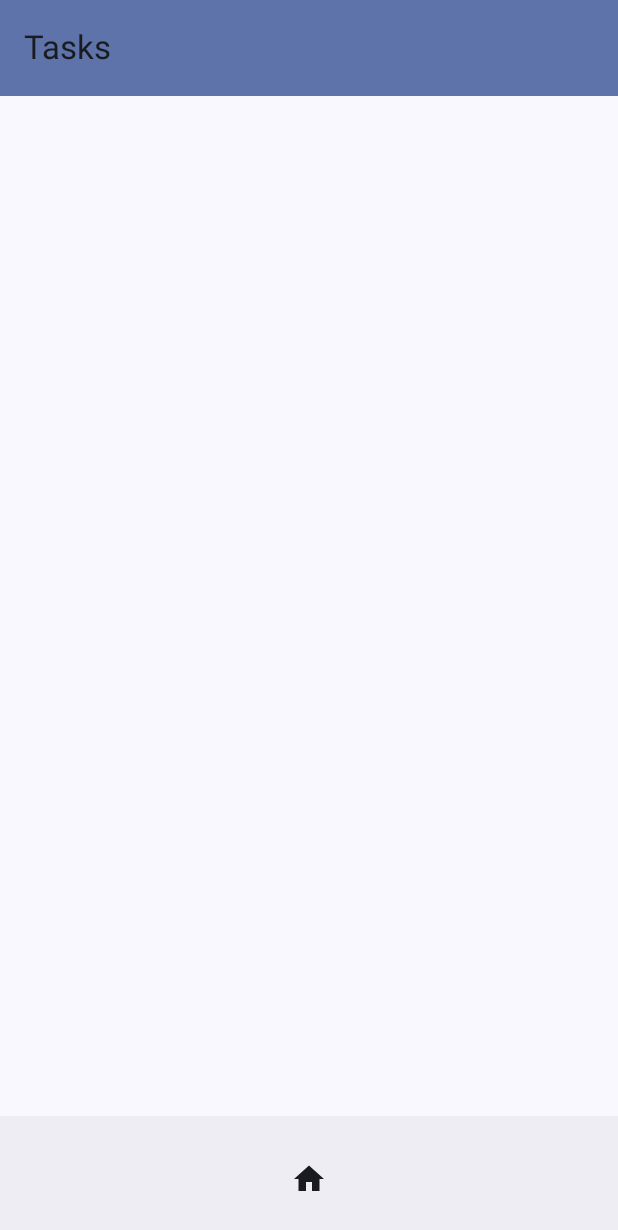
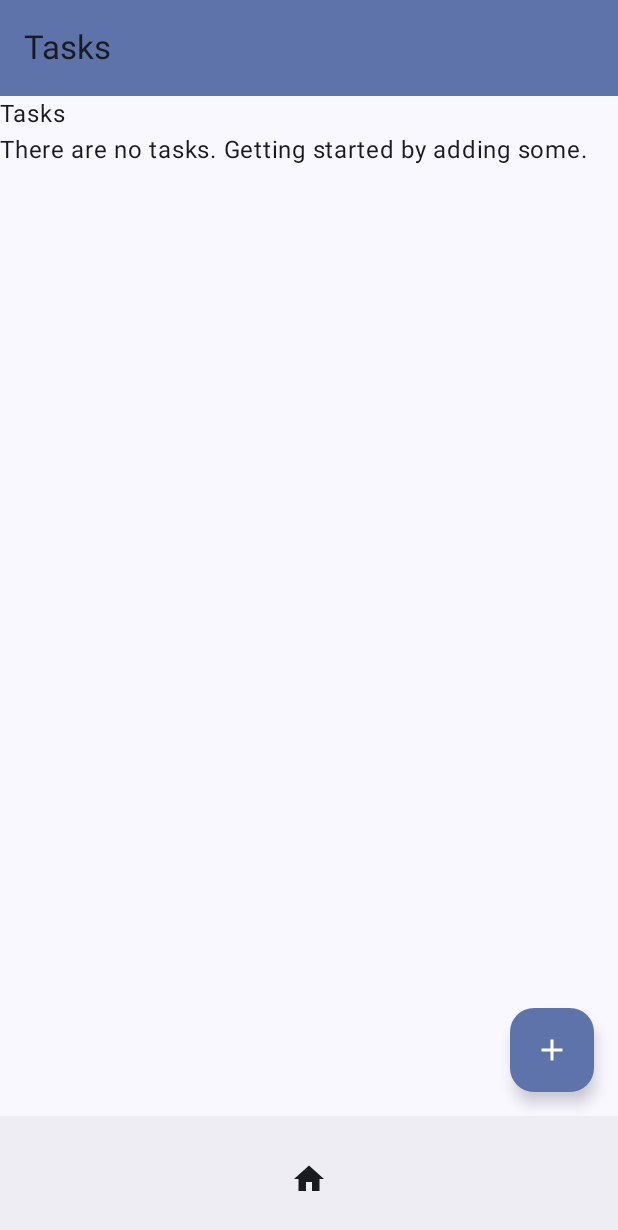
Before and after one commit to teaguesibert/TaskFire, an Android app built with Jetpack Compose: the @Preview function MainUiPreview, on a phone screen of 412 x 824 dp. Shown: the top 1230 px of the screen. Run offline under Robolectric (Android 15) with nearby library versions, the light colour scheme and no system bars; 3 statements that could not run were skipped.

Commit message:
set up page structure, set up rough task ui. set up task form for submitting new tasks

```diff
--- /dev/null
+++ b/TaskFireAndroid/app/src/main/java/com/jamesellerbee/taskfireandroid/bl/page/PageProvider.kt
@@ -0,0 +1,14 @@
+package com.jamesellerbee.taskfireandroid.bl.page
+
+import com.jamesellerbee.taskfireandroid.dal.entities.Page
+import kotlinx.coroutines.flow.MutableStateFlow
+import kotlinx.coroutines.flow.asStateFlow
+
+class PageProvider(initialPage: Page, val availablePages: List<Page>) {
+    private val _selectedPage = MutableStateFlow(initialPage)
+    val selectedPage = _selectedPage.asStateFlow()
+
+    fun setSelectedPage(page: Page) {
+        _selectedPage.value = page
+    }
+}
--- /dev/null
+++ b/TaskFireAndroid/app/src/main/java/com/jamesellerbee/taskfireandroid/dal/entities/Page.kt
@@ -0,0 +1,11 @@
+package com.jamesellerbee.taskfireandroid.dal.entities
+
+import androidx.compose.runtime.Composable
+import androidx.compose.ui.graphics.vector.ImageVector
+
+interface Page {
+    val icon: ImageVector
+    val selectedIcon: ImageVector
+    val titleText: String
+    val content: @Composable () -> Unit
+}
--- a/TaskFireAndroid/app/src/main/java/com/jamesellerbee/taskfireandroid/ui/App.kt
+++ b/TaskFireAndroid/app/src/main/java/com/jamesellerbee/taskfireandroid/ui/App.kt
@@ -23,6 +23,6 @@ fun App(serviceLocator: ServiceLocator) {
                 .background(MaterialTheme.colorScheme.secondaryContainer)
         )
     } else {
-        MainUI()
+        MainUI(serviceLocator)
     }
 }
--- a/TaskFireAndroid/app/src/main/java/com/jamesellerbee/taskfireandroid/ui/MainUI.kt
+++ b/TaskFireAndroid/app/src/main/java/com/jamesellerbee/taskfireandroid/ui/MainUi.kt
@@ -5,9 +5,6 @@ import androidx.compose.foundation.layout.Column
 import androidx.compose.foundation.layout.Row
 import androidx.compose.foundation.layout.fillMaxSize
 import androidx.compose.foundation.layout.padding
-import androidx.compose.material.icons.Icons
-import androidx.compose.material.icons.filled.Home
-import androidx.compose.material.icons.outlined.Home
 import androidx.compose.material3.BottomAppBar
 import androidx.compose.material3.ExperimentalMaterial3Api
 import androidx.compose.material3.Icon
@@ -19,31 +16,31 @@ import androidx.compose.material3.Text
 import androidx.compose.material3.TopAppBar
 import androidx.compose.material3.TopAppBarDefaults
 import androidx.compose.runtime.Composable
-import androidx.compose.runtime.getValue
-import androidx.compose.runtime.mutableStateOf
-import androidx.compose.runtime.remember
-import androidx.compose.runtime.setValue
+import androidx.compose.runtime.collectAsState
 import androidx.compose.ui.Alignment
 import androidx.compose.ui.Modifier
 import androidx.compose.ui.tooling.preview.Preview
+import com.jamesellerbee.taskfireandroid.bl.page.PageProvider
+import com.jamesellerbee.taskfireandroid.ui.task.TaskPage
 import com.jamesellerbee.taskfireandroid.ui.theme.TaskFireAndroidTheme
-
-enum class Page {
-    HOME
-}
+import com.jamesellerbee.taskfireandroid.util.RegistrationStrategy
+import com.jamesellerbee.taskfireandroid.util.ResolutionStrategy
+import com.jamesellerbee.taskfireandroid.util.ServiceLocator
 
 @OptIn(ExperimentalMaterial3Api::class)
 @Composable
-fun MainUI() {
-    var selectedPage by remember { mutableStateOf(Page.HOME) }
+fun MainUI(serviceLocator: ServiceLocator) {
+    val pageProvider =
+        serviceLocator.resolve<PageProvider>(ResolutionStrategy.ByType(PageProvider::class))!!
+
+    val selectedPage = pageProvider.selectedPage.collectAsState().value
+
     Scaffold(
         topBar = {
             TopAppBar(
                 title = {
                     Text(
-                        text = when (selectedPage) {
-                            Page.HOME -> "Tasks"
-                        }
+                        text = selectedPage.titleText
                     )
                 },
                 colors = TopAppBarDefaults.topAppBarColors(containerColor = MaterialTheme.colorScheme.primaryContainer)
@@ -56,27 +53,25 @@ fun MainUI() {
                     horizontalArrangement = Arrangement.Center,
                     modifier = Modifier.fillMaxSize()
                 ) {
-                    IconButton(onClick = {
-                        selectedPage = Page.HOME
-                    }) {
-                        Icon(
-                            imageVector = if (selectedPage == Page.HOME) {
-                                Icons.Filled.Home
-                            } else {
-                                Icons.Outlined.Home
-                            }, contentDescription = "Navigate to home page"
-                        )
+                    pageProvider.availablePages.forEach { page ->
+                        IconButton(onClick = {
+                            pageProvider.setSelectedPage(page)
+                        }) {
+                            Icon(
+                                imageVector = if (selectedPage == page) {
+                                    page.selectedIcon
+                                } else {
+                                    page.icon
+                                }, contentDescription = "Navigate to page"
+                            )
+                        }
                     }
                 }
             }
         }
     ) {
         Column(modifier = Modifier.padding(it)) {
-            when (selectedPage) {
-                Page.HOME -> {
-
-                }
-            }
+            selectedPage.content()
         }
     }
 }
@@ -84,9 +79,26 @@ fun MainUI() {
 @Preview
 @Composable
 fun MainUiPreview() {
+    val serviceLocator = ServiceLocator()
+
+    val initialPage = TaskPage(serviceLocator)
+    val pageProvider = PageProvider(
+        initialPage = initialPage,
+        availablePages = listOf(
+            initialPage
+        )
+    )
+
+    serviceLocator.register(
+        RegistrationStrategy.Singleton(
+            type = PageProvider::class,
+            service = pageProvider
+        )
+    )
+
     TaskFireAndroidTheme {
         Surface {
-            MainUI()
+            MainUI(serviceLocator)
         }
     }
 }
--- /dev/null
+++ b/TaskFireAndroid/app/src/main/java/com/jamesellerbee/taskfireandroid/ui/task/TaskPage.kt
@@ -0,0 +1,23 @@
+package com.jamesellerbee.taskfireandroid.ui.task
+
+import androidx.compose.material.icons.Icons
+import androidx.compose.material.icons.filled.Home
+import androidx.compose.material.icons.outlined.Home
+import androidx.compose.runtime.Composable
+import androidx.compose.ui.graphics.vector.ImageVector
+import com.jamesellerbee.taskfireandroid.dal.entities.Page
+import com.jamesellerbee.taskfireandroid.util.ServiceLocator
+
+class TaskPage(private val serviceLocator: ServiceLocator) : Page {
+    override val icon: ImageVector
+        get() = Icons.Outlined.Home
+    override val selectedIcon: ImageVector
+        get() = Icons.Filled.Home
+    override val titleText: String
+        get() = "Tasks"
+
+    override val content: @Composable () -> Unit
+        get() = {
+            Task(serviceLocator)
+        }
+}
--- /dev/null
+++ b/TaskFireAndroid/app/src/main/java/com/jamesellerbee/taskfireandroid/ui/task/TaskUi.kt
@@ -0,0 +1,154 @@
+package com.jamesellerbee.taskfireandroid.ui.task
+
+import androidx.compose.foundation.layout.Arrangement
+import androidx.compose.foundation.layout.Column
+import androidx.compose.foundation.layout.Row
+import androidx.compose.foundation.layout.fillMaxWidth
+import androidx.compose.foundation.layout.padding
+import androidx.compose.foundation.text.KeyboardOptions
+import androidx.compose.material.icons.Icons
+import androidx.compose.material.icons.filled.Add
+import androidx.compose.material3.BottomSheetScaffold
+import androidx.compose.material3.Button
+import androidx.compose.material3.ExperimentalMaterial3Api
+import androidx.compose.material3.FloatingActionButton
+import androidx.compose.material3.Icon
+import androidx.compose.material3.OutlinedTextField
+import androidx.compose.material3.Scaffold
+import androidx.compose.material3.SheetValue
+import androidx.compose.material3.Text
+import androidx.compose.material3.rememberBottomSheetScaffoldState
+import androidx.compose.material3.rememberStandardBottomSheetState
+import androidx.compose.runtime.Composable
+import androidx.compose.runtime.collectAsState
+import androidx.compose.runtime.getValue
+import androidx.compose.runtime.mutableStateOf
+import androidx.compose.runtime.remember
+import androidx.compose.runtime.rememberCoroutineScope
+import androidx.compose.runtime.setValue
+import androidx.compose.ui.Modifier
+import androidx.compose.ui.text.input.ImeAction
+import androidx.compose.ui.unit.dp
+import com.jamesellerbee.taskfireandroid.dal.taskfire.Task
+import com.jamesellerbee.taskfireandroid.util.ServiceLocator
+import kotlinx.coroutines.launch
+
+sealed class FormAction {
+    data class Submit(val account: Task) : FormAction()
+    data object Cancel : FormAction()
+}
+
+
+@OptIn(ExperimentalMaterial3Api::class)
+@Composable
+fun Task(serviceLocator: ServiceLocator) {
+    val viewModel = remember { TaskViewModel(serviceLocator) }
+
+    val scope = rememberCoroutineScope()
+    val scaffoldState = rememberBottomSheetScaffoldState(
+        bottomSheetState = rememberStandardBottomSheetState(
+            initialValue = SheetValue.Hidden,
+            skipHiddenState = false
+        )
+    )
+
+    BottomSheetScaffold(
+        scaffoldState = scaffoldState,
+        sheetPeekHeight = 0.dp,
+        sheetContent = {
+            TaskForm {
+                when (it) {
+                    FormAction.Cancel -> {}
+
+                    is FormAction.Submit -> {
+                        viewModel.onInteraction(TaskInteraction.CreateTask(it.account))
+                    }
+                }
+
+                scope.launch {
+                    scaffoldState.bottomSheetState.hide()
+                }
+            }
+        }) {
+        Scaffold(
+            floatingActionButton = {
+                FloatingActionButton(onClick = {
+                    scope.launch {
+                        scaffoldState.bottomSheetState.expand()
+                    }
+                }) {
+                    Icon(imageVector = Icons.Default.Add, contentDescription = "Add task")
+                }
+            }
+        ) { paddingValues ->
+            Column(Modifier.padding(paddingValues)) {
+                Text("Tasks")
+                val tasks = viewModel.tasks.collectAsState().value
+                if (tasks.isEmpty()) {
+                    Text("There are no tasks. Getting started by adding some.")
+                } else {
+                    tasks.forEach { task ->
+                        Text(text = task.toString())
+                    }
+                }
+            }
+        }
+    }
+}
+
+
+@Composable
+fun TaskForm(onFormAction: (FormAction) -> Unit) {
+    Column(modifier = Modifier.padding(4.dp)) {
+        var title by remember { mutableStateOf("") }
+        var description by remember { mutableStateOf("") }
+
+        OutlinedTextField(
+            value = title,
+            onValueChange = {
+                title = it
+            },
+            label = { Text("Title") },
+            keyboardOptions = KeyboardOptions(imeAction = ImeAction.Next),
+            singleLine = true,
+            modifier = Modifier.fillMaxWidth()
+        )
+
+        OutlinedTextField(
+            value = description,
+            onValueChange = {
+                description = it
+            },
+            label = { Text("Description") },
+            modifier = Modifier.fillMaxWidth()
+        )
+
+        Row(horizontalArrangement = Arrangement.SpaceEvenly, modifier = Modifier.fillMaxWidth()) {
+            Button(onClick = {
+                title = ""
+                description = ""
+
+                onFormAction(
+                    FormAction.Submit(
+                        Task(
+                            title = title,
+                            accountId = description,
+                            created = System.currentTimeMillis(),
+                        )
+                    )
+                )
+            }) {
+                Text("Submit")
+            }
+
+            Button(onClick = {
+                title = ""
+                description = ""
+
+                onFormAction(FormAction.Cancel)
+            }) {
+                Text("Cancel")
+            }
+        }
+    }
+}
--- /dev/null
+++ b/TaskFireAndroid/app/src/main/java/com/jamesellerbee/taskfireandroid/ui/task/TaskViewModel.kt
@@ -0,0 +1,61 @@
+package com.jamesellerbee.taskfireandroid.ui.task
+
+import com.google.gson.Gson
+import com.jamesellerbee.taskfireandroid.dal.taskfire.Task
+import com.jamesellerbee.taskfireandroid.dal.taskfire.TaskFireApi
+import com.jamesellerbee.taskfireandroid.util.ResolutionStrategy
+import com.jamesellerbee.taskfireandroid.util.ServiceLocator
+import kotlinx.coroutines.CoroutineExceptionHandler
+import kotlinx.coroutines.CoroutineScope
+import kotlinx.coroutines.Dispatchers
+import kotlinx.coroutines.flow.MutableStateFlow
+import kotlinx.coroutines.flow.asStateFlow
+import kotlinx.coroutines.launch
+
+class TaskViewModel(serviceLocator: ServiceLocator) {
+    private val taskFireApi by serviceLocator.resolveLazy<TaskFireApi>(
+        ResolutionStrategy.ByType(
+            type = TaskFireApi::class
+        )
+    )
+
+    private val _tasks = MutableStateFlow<List<Task>>(emptyList())
+    val tasks = _tasks.asStateFlow()
+
+    init {
+        CoroutineScope(Dispatchers.IO).launch(CoroutineExceptionHandler { _, throwable ->
+            throwable.printStackTrace()
+        }) {
+            refreshList()
+        }
+    }
+
+    fun onInteraction(interaction: TaskInteraction) {
+        when (interaction) {
+            is TaskInteraction.CreateTask -> {
+                CoroutineScope(Dispatchers.IO).launch(CoroutineExceptionHandler { coroutineContext, throwable ->
+                    throwable.printStackTrace()
+                }) {
+                    taskFireApi.taskFireService.createTask(
+                        authToken = Gson().toJson(taskFireApi.authToken),
+                        accountId = taskFireApi.authToken.accountId,
+                        task = interaction.task
+                    ).execute()
+
+                    refreshList()
+                }
+            }
+        }
+    }
+
+    fun refreshList() {
+        val response = taskFireApi.taskFireService.getTasks(
+            Gson().toJson(taskFireApi.authToken),
+            taskFireApi.authToken.accountId
+        ).execute()
+
+        if (response.isSuccessful) {
+            _tasks.value = response.body() ?: emptyList()
+        }
+    }
+}
```
Also changed, not shown: TaskFireAndroid/app/build.gradle.kts (+0 -7 lines), TaskFireAndroid/app/src/main/java/com/jamesellerbee/taskfireandroid/MainActivity.kt (+18 -1 lines), TaskFireAndroid/app/src/main/java/com/jamesellerbee/taskfireandroid/dal/taskfire/TaskFireApi.kt (+3 -6 lines), TaskFireAndroid/app/src/main/java/com/jamesellerbee/taskfireandroid/dal/taskfire/TaskFireService.kt (+12 -2 lines), TaskFireAndroid/app/src/main/java/com/jamesellerbee/taskfireandroid/ui/task/TaskInteraction.kt (added, +7 -0 lines), TaskFireAndroid/app/src/main/java/com/jamesellerbee/taskfireandroid/ui/login/LoginUi.kt (renamed from TaskFireAndroid/app/src/main/java/com/jamesellerbee/taskfireandroid/ui/login/Login.kt).
